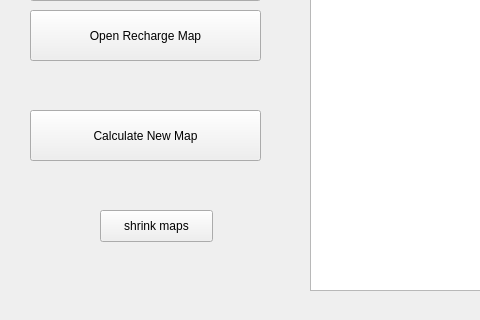
This is mainwindow.ui in garretthooten/NitrateCalculatorGUI as Qt 5 draws it before an edit; both pictures show x 0 to 480 and y 280 to 600 of the 800 by 600 pixel window. The edited form follows.
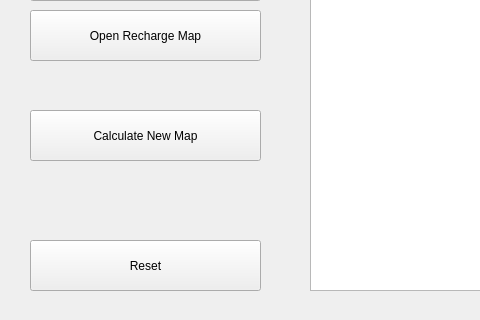
This is the edited form.

Commit message: Shrinking works and reset button added

```diff
--- a/mainwindow.ui
+++ b/mainwindow.ui
@@ -162,14 +162,14 @@
    <widget class="QPushButton" name="shrinkButton">
     <property name="geometry">
      <rect>
-      <x>100</x>
-      <y>490</y>
-      <width>113</width>
-      <height>32</height>
+      <x>30</x>
+      <y>520</y>
+      <width>231</width>
+      <height>51</height>
      </rect>
     </property>
     <property name="text">
-     <string>shrink maps</string>
+     <string>Reset</string>
     </property>
    </widget>
   </widget>
```
Left out of the diff: 2 changed lines with no effect on the pictures. The commit also changes 5 other files.
